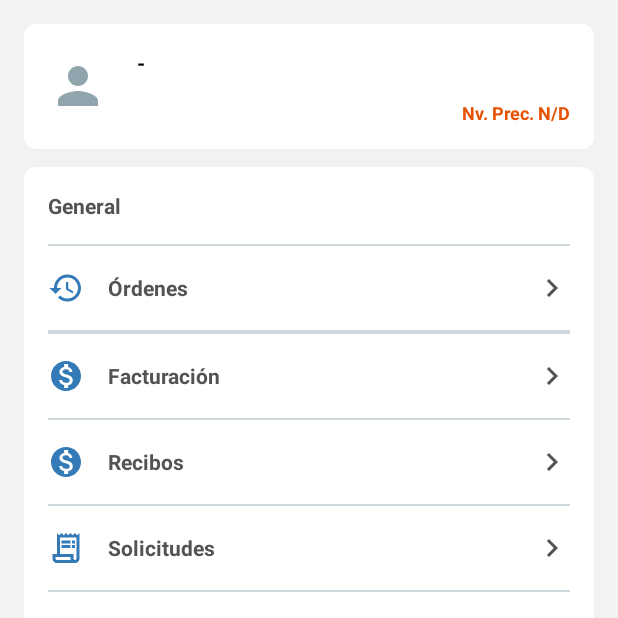
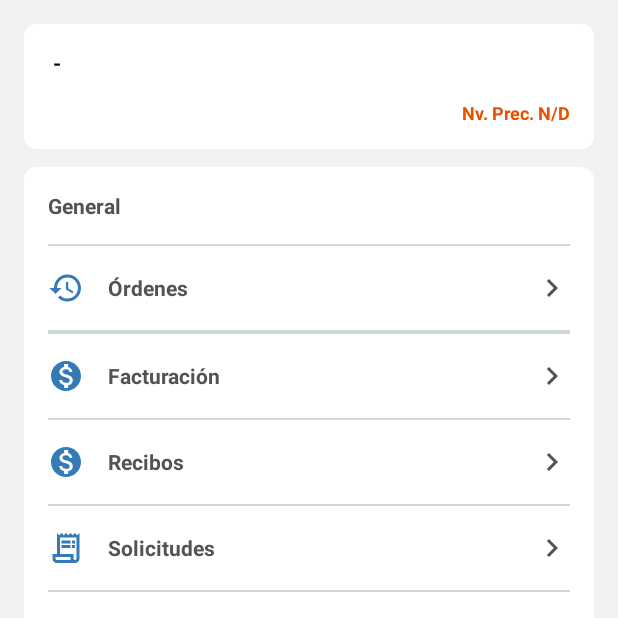
Before and after one commit to GUMADESARROLLO/GMV, an Android app: the fragment PerfilFragment shown on its own in the app's theme, on a phone screen of 412 x 824 dp, the top half of it. Run offline under Robolectric (Android 15) with nearby library versions, the phone set to English and light mode, and no system bars.

Commit message:
✅ [ADD] Remove Img in perfil

```diff
--- a/app/src/main/res/layout/card_ventas_overview.xml
+++ b/app/src/main/res/layout/card_ventas_overview.xml
@@ -34,7 +34,7 @@
                 android:layout_width="0dp"
                 android:layout_height="wrap_content"
                 android:layout_weight="1"
-                android:text="VENTAS DEL MES"
+                android:text="VENTAS"
                 android:textColor="@color/text_label"
                 android:textSize="11sp"
                 android:letterSpacing="0.12" />
--- a/app/src/main/res/layout/fragment_perfil.xml
+++ b/app/src/main/res/layout/fragment_perfil.xml
@@ -39,23 +39,6 @@
                 android:layout_marginVertical="@dimen/spacing_large"
                 android:gravity="center_vertical"
                 android:orientation="horizontal">
-
-                <androidx.cardview.widget.CardView
-                    android:layout_width="40dp"
-                    android:layout_height="40dp"
-                    app:cardCornerRadius="8dp"
-                    app:cardElevation="0dp">
-
-                    <ImageView
-                        android:layout_width="match_parent"
-                        android:layout_height="match_parent"
-                        android:src="@drawable/photo_male_2" />
-
-                </androidx.cardview.widget.CardView>
-
-                <View
-                    android:layout_width="@dimen/spacing_large"
-                    android:layout_height="match_parent" />
 
                 <LinearLayout
                     android:layout_width="match_parent"
--- a/app/src/main/res/layout/fragment_seller_metrics.xml
+++ b/app/src/main/res/layout/fragment_seller_metrics.xml
@@ -17,7 +17,8 @@
         <LinearLayout
             android:layout_width="match_parent"
             android:layout_height="wrap_content"
-            android:orientation="vertical">
+            android:orientation="vertical"
+            app:layout_scrollFlags="scroll|enterAlways">
 
             <com.google.android.material.appbar.MaterialToolbar
                 android:id="@+id/toolbar"
```
